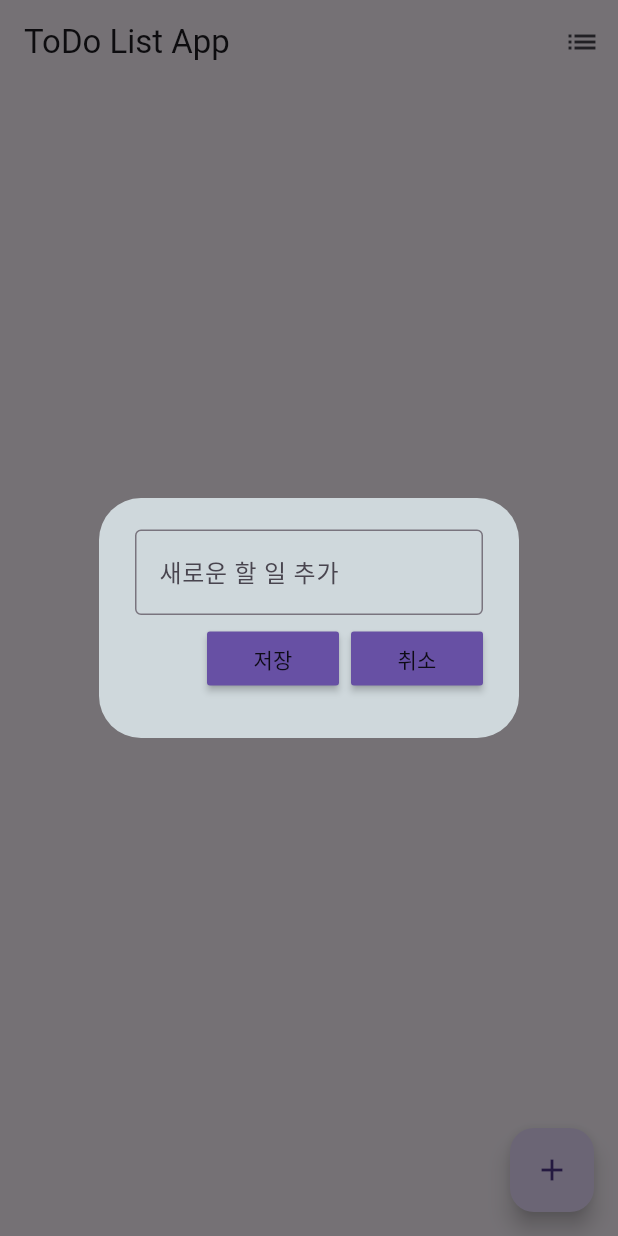
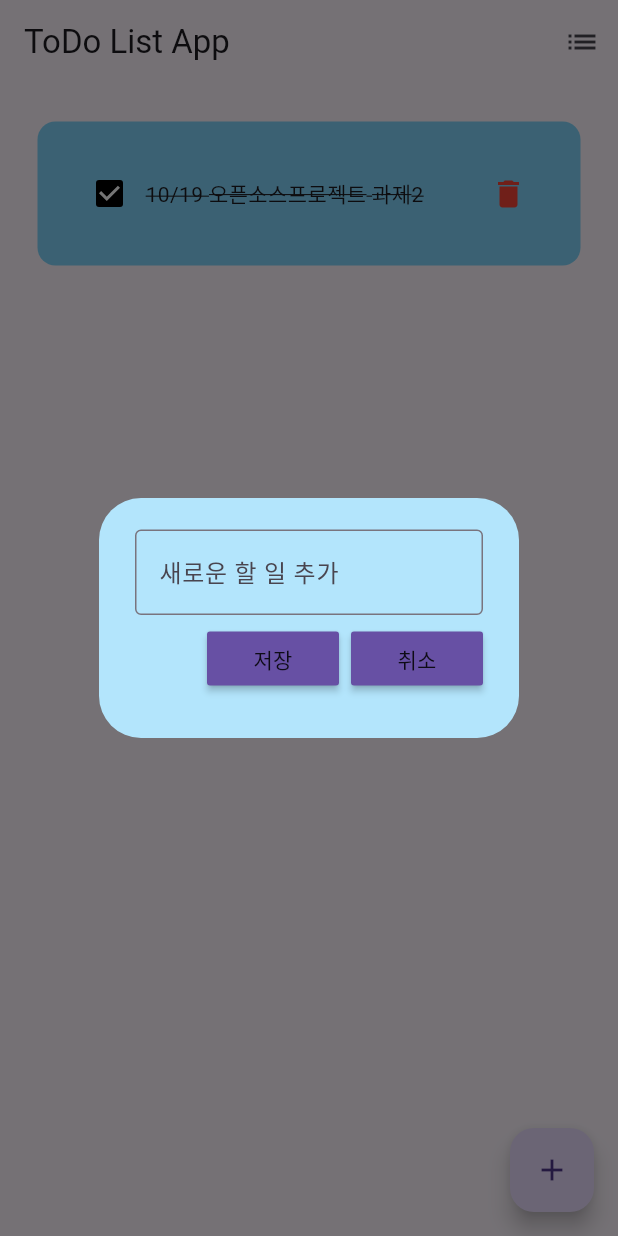
Before and after one commit to pakyoong/Flutter_ToDo_App, a Flutter app: the screen it shows after launch, after a tap on the "delete" icon, after a tap on the "check" icon, after a tap on the "add" icon, on a phone screen of 412 x 824 dp. Run offline on Flutter 3.47's test engine with Material 3 defaults, Android fonts, the phone set to English and light mode, and no system bars; our stand-ins replace hive_flutter; accounts and stored records are empty.

Commit message:
:lipstick: Change design and add comments

```diff
--- a/lib/main.dart
+++ b/lib/main.dart
@@ -1,5 +1,3 @@
-// ignore_for_file: library_private_types_in_public_api
-
 import 'package:flutter/material.dart';
 import 'package:hive_flutter/hive_flutter.dart';
 
@@ -33,7 +31,7 @@ class ToDoDatabase {
     toDoList = [
       ToDoItem(name: "컴퓨터공학과 3학년", isCompleted: false),
       ToDoItem(name: "20190531 박현빈", isCompleted: false),
-      ToDoItem(name: "10/19 오픈소스프로젝트 과제2", isCompleted: false),
+      ToDoItem(name: "10/19 오픈소스프로젝트 과제2", isCompleted: true),
     ];
   }
 
@@ -100,7 +98,7 @@ class AddTaskDialog extends StatelessWidget {
   @override
   Widget build(BuildContext context) {
     return AlertDialog(
-      backgroundColor: Colors.blueGrey[100],
+      backgroundColor: Colors.lightBlue[100],
       content: SizedBox(
         height: 120,
         child: Column(
@@ -143,7 +141,7 @@ class ToDoItemWidget extends StatelessWidget {
       child: Container(
         padding: const EdgeInsets.all(24),
         decoration: BoxDecoration(
-          color: Colors.blueGrey[200],
+          color: Colors.lightBlue[200],
           borderRadius: BorderRadius.circular(12),
         ),
         child: Row(
@@ -151,6 +149,7 @@ class ToDoItemWidget extends StatelessWidget {
           children: [
             Row(
               children: [
+                 // ListTile의 좌측에 체크박스를 표시하여 완료 여부 선택
                 Checkbox(
                   value: item.isCompleted,
                   onChanged: onChanged,
@@ -166,6 +165,7 @@ class ToDoItemWidget extends StatelessWidget {
                 ),
               ],
             ),
+            // ListTile에 삭제 버튼 추가
             IconButton(
               icon: const Icon(Icons.delete, color: Colors.red),  // 삭제 아이콘
               onPressed: onDelete,
@@ -182,6 +182,7 @@ class HomePage extends StatefulWidget {
   const HomePage({super.key});
 
   @override
+  // ignore: library_private_types_in_public_api
   _HomePageState createState() => _HomePageState();
 }
 
@@ -215,6 +216,7 @@ Widget build(BuildContext context) {
         ),
       ],
     ),
+    // 교안의 Filtered List View를 사용하여 Todo List 표시
     body: ListView.builder(
       itemCount: showCompletedTasksOnly  // 완료된 할 일만 보여줄지 여부에 따라 목록 길이 결정
           ? db.toDoList.where((task) => task.isCompleted).length
@@ -240,6 +242,7 @@ Widget build(BuildContext context) {
         );
       },
     ),
+    // Floated Button(+) 추가
     floatingActionButton: FloatingActionButton(
       onPressed: _addTask,  // '+' 버튼 클릭 시 새로운 할 일 추가 함수 실행
       child: const Icon(Icons.add),  // 플로팅 버튼 아이콘
@@ -251,6 +254,7 @@ Widget build(BuildContext context) {
   void _addTask() {
     showDialog(
       context: context,
+      // Dialog를 사용하여 할일 입력
       builder: (context) => AddTaskDialog(
         controller: _taskController,
         onSave: () {
```
